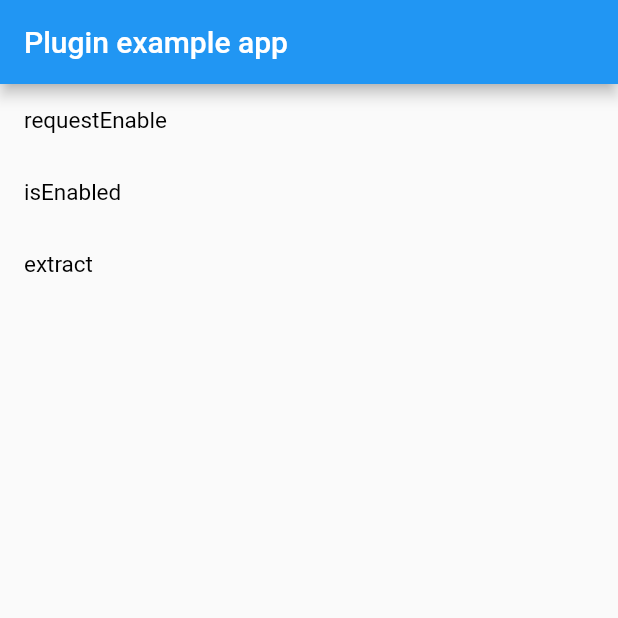
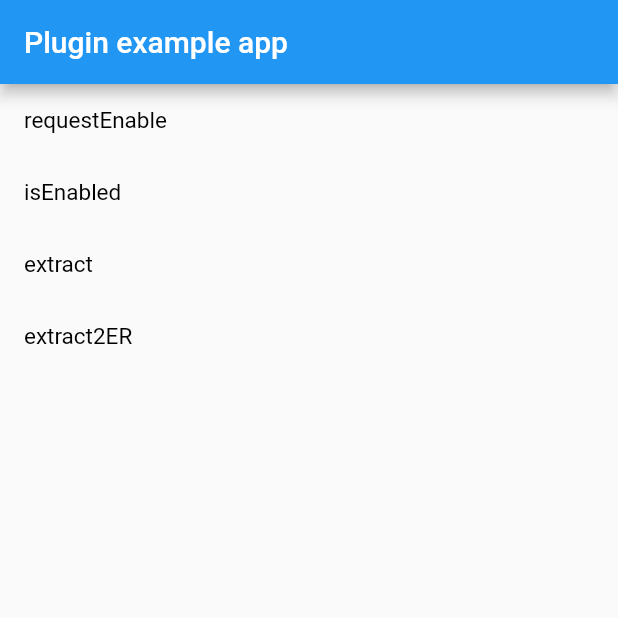
Before and after one commit to leanflutter/screen_text_extractor, a Flutter app: the screen it shows after launch, after a tap on "extract", on a phone screen of 412 x 824 dp, the top half of it. Run offline on Flutter 3.47's test engine with Material 2 defaults, Android fonts, the phone set to English and light mode, and no system bars; our stand-ins replace bot_toast; missing offline and left inert: hotkey_manager.

Commit message:
[linux] Add extractFromScreenCapture, extractFromScreenSelection Methods.

```diff
--- a/example/lib/pages/home.dart
+++ b/example/lib/pages/home.dart
@@ -1,8 +1,11 @@
+import 'dart:io';
+
 import 'package:bot_toast/bot_toast.dart';
 import 'package:flutter/cupertino.dart';
 import 'package:flutter/material.dart';
 import 'package:hotkey_manager/hotkey_manager.dart';
 import 'package:screen_text_extractor/screen_text_extractor.dart';
+import 'package:path_provider/path_provider.dart';
 
 class _ListItem extends StatelessWidget {
   final Widget? title;
@@ -106,8 +109,25 @@ class _HomePageState extends State<HomePage> {
         _ListItem(
           title: Text('extract'),
           onTap: () async {
-            ExtractedData data = await ScreenTextExtractor.instance.extract(ExtractMode.screenCapture);
+            Directory directory = await getApplicationDocumentsDirectory();
+            String imagePath =
+                '${directory.path}/screen_text_extractor_example/Screenshot-${new DateTime.now().millisecondsSinceEpoch}.png';
+            ExtractedData data = await ScreenTextExtractor.instance.extract(
+              mode: ExtractMode.screenCapture,
+              imagePath: imagePath,
+            );
             BotToast.showText(text: '${data.toJson()}');
+          },
+        ),
+        _ListItem(
+          title: Text('extract2ER'),
+          onTap: () {
+            Future.delayed(Duration(seconds: 2)).then((value) async {
+              ExtractedData data = await ScreenTextExtractor.instance.extract(
+                mode: ExtractMode.screenSelection,
+              );
+              BotToast.showText(text: '${data.toJson()}');
+            });
           },
         ),
       ],
--- a/example/pubspec.yaml
+++ b/example/pubspec.yaml
@@ -28,6 +28,7 @@ dependencies:
     git:
       url: https://github.com/leanflutter/hotkey_manager
       ref: main
+  path_provider: ^2.0.2
 
 dev_dependencies:
   flutter_test:
--- a/lib/src/screen_text_extractor.dart
+++ b/lib/src/screen_text_extractor.dart
@@ -26,28 +26,41 @@ class ScreenTextExtractor {
     return await _channel.invokeMethod('isEnabled');
   }
 
-  Future<ExtractedData> extract([
+  Future<ExtractedData> extract({
     ExtractMode mode = ExtractMode.screenSelection,
-  ]) async {
+    String? imagePath,
+  }) async {
     ExtractedData? extractedData;
     if (mode == ExtractMode.clipboard) {
-      ClipboardData? clipboardData =
-          await Clipboard.getData(Clipboard.kTextPlain);
-      extractedData = ExtractedData(
-        text: clipboardData?.text,
-      );
+      extractedData = await extractFromClipboard();
     } else if (mode == ExtractMode.screenCapture) {
-      final Map<dynamic, dynamic> resultData =
-          await _channel.invokeMethod('extractFromScreenCapture');
-      extractedData =
-          ExtractedData.fromJson(Map<String, dynamic>.from(resultData));
+      extractedData = await extractFromScreenCapture(imagePath!);
     } else if (mode == ExtractMode.screenSelection) {
-      final Map<dynamic, dynamic> resultData =
-          await _channel.invokeMethod('extractFromScreenSelection');
-      extractedData =
-          ExtractedData.fromJson(Map<String, dynamic>.from(resultData));
+      extractedData = await extractFromScreenSelection();
     }
-
     return extractedData!;
   }
+
+  Future<ExtractedData> extractFromClipboard() async {
+    ClipboardData? clipboardData =
+        await Clipboard.getData(Clipboard.kTextPlain);
+    return ExtractedData(
+      text: clipboardData?.text,
+    );
+  }
+
+  Future<ExtractedData> extractFromScreenCapture(String imagePath) async {
+    final Map<String, dynamic> arguments = {
+      'imagePath': imagePath,
+    };
+    final Map<dynamic, dynamic> resultData =
+        await _channel.invokeMethod('extractFromScreenCapture', arguments);
+    return ExtractedData.fromJson(Map<String, dynamic>.from(resultData));
+  }
+
+  Future<ExtractedData> extractFromScreenSelection() async {
+    final Map<dynamic, dynamic> resultData =
+        await _channel.invokeMethod('extractFromScreenSelection');
+    return ExtractedData.fromJson(Map<String, dynamic>.from(resultData));
+  }
 }
--- a/pubspec.yaml
+++ b/pubspec.yaml
@@ -26,6 +26,8 @@ flutter:
   # adding or updating assets for this project.
   plugin:
     platforms:
+      linux:
+        pluginClass: ScreenTextExtractorPlugin
       macos:
         pluginClass: ScreenTextExtractorPlugin
 
```
Also changed, not shown: example/pubspec.lock, 12 other files.
